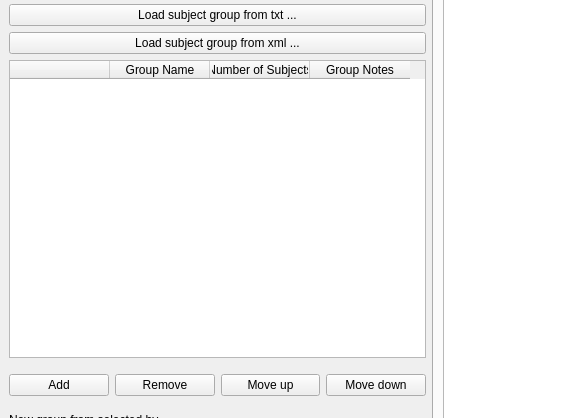
The window that braphy/gui/ui_files/cohort_editor.ui (softmatterlab/Braph-2.0-Python) describes before a commit, drawn with Qt 5; both pictures show x 0 to 577 and y 215 to 633 of the 1255 by 721 pixel window.
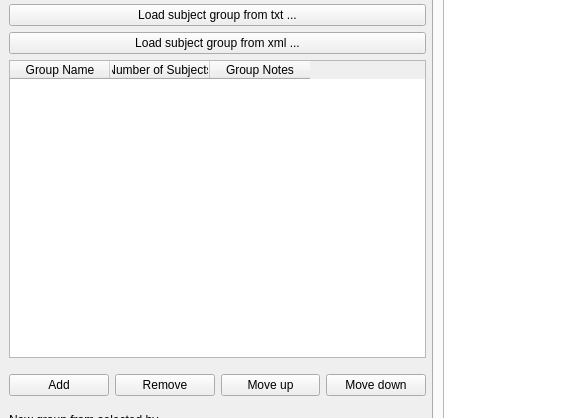
The same window after the commit. The open tabs and pages were chosen to show the change. Icons and pictures are not drawn. Custom widgets are drawn as their Qt base class.

Commit message: Replace cohort gui group table check boxes with row selection

Patch:
```diff
--- a/braphy/gui/ui_files/cohort_editor.ui
+++ b/braphy/gui/ui_files/cohort_editor.ui
@@ -157,14 +157,6 @@
               <verstretch>0</verstretch>
              </sizepolicy>
             </property>
-            <column>
-             <property name="text">
-              <string/>
-             </property>
-             <property name="textAlignment">
-              <set>AlignTrailing|AlignVCenter</set>
-             </property>
-            </column>
             <column>
              <property name="text">
               <string>Group Name</string>
```
Left out of the diff: 2 changed lines with no effect on the pictures. The commit also changes 1 other file.
